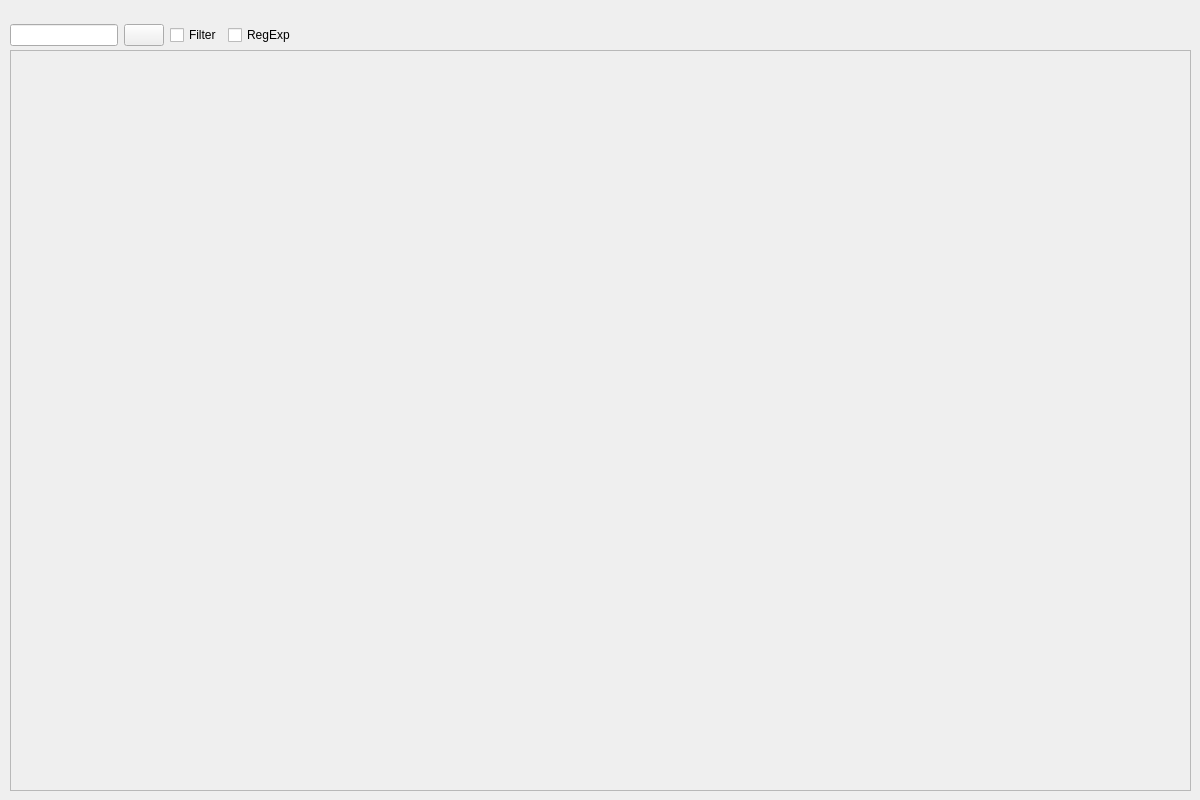
Above: qmonsterdebugger/streamview.ui from alexander-koval/QMonsterDebugger before the change. Below: the same form after it.
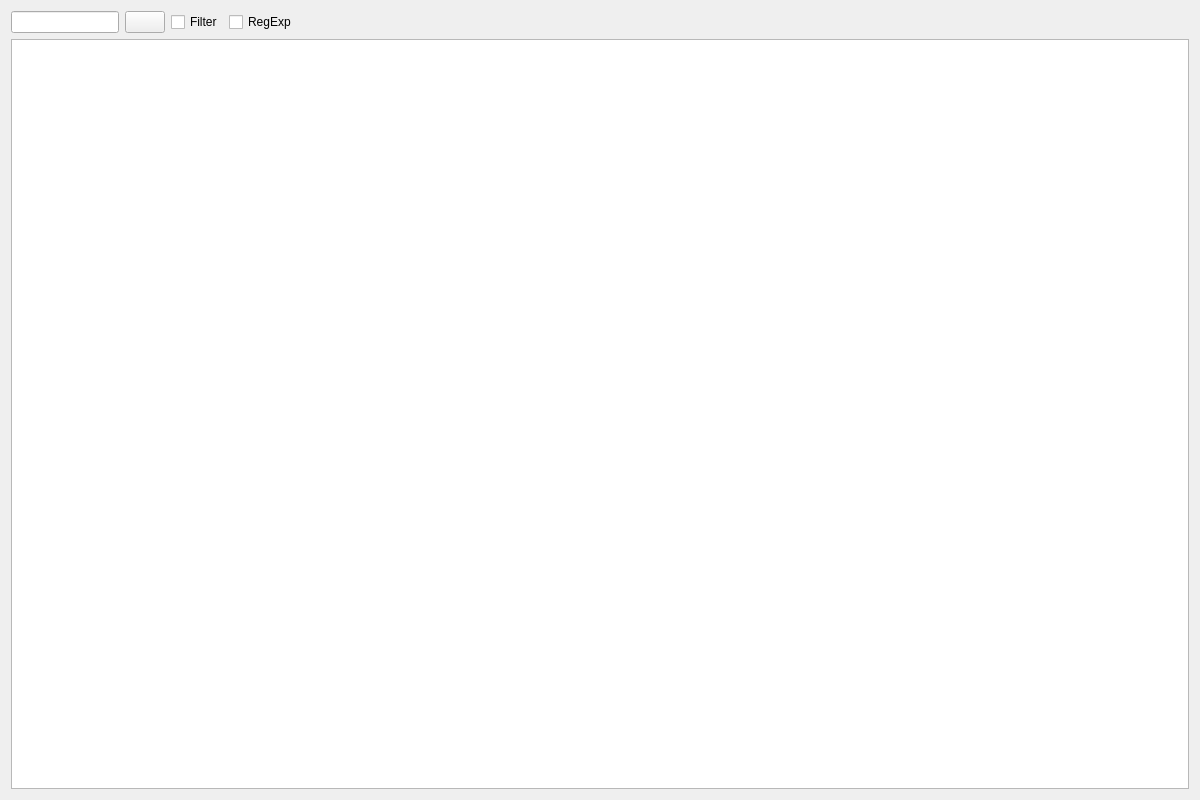
That is the form after the change.

The edit to the form file:
```diff
--- a/qmonsterdebugger/streamview.ui
+++ b/qmonsterdebugger/streamview.ui
@@ -13,15 +13,8 @@
   <property name="windowTitle">
    <string>Form</string>
   </property>
-  <widget class="QWidget" name="horizontalLayoutWidget">
-   <property name="geometry">
-    <rect>
-     <x>10</x>
-     <y>20</y>
-     <width>1181</width>
-     <height>31</height>
-    </rect>
-   </property>
+  <layout class="QVBoxLayout" name="verticalLayout">
+   <item>
    <layout class="QHBoxLayout" name="horizontalLayout">
     <item>
      <widget class="QLineEdit" name="lineEdit">
@@ -68,30 +61,21 @@
      </spacer>
     </item>
    </layout>
-  </widget>
-  <widget class="QScrollArea" name="scrollArea">
-   <property name="geometry">
-    <rect>
-     <x>10</x>
-     <y>50</y>
-     <width>1181</width>
-     <height>741</height>
-    </rect>
-   </property>
-   <property name="widgetResizable">
+   </item>
+   <item>
+    <widget class="QTextEdit" name="textEdit">
+     <property name="sizeAdjustPolicy">
+      <enum>QAbstractScrollArea::AdjustIgnored</enum>
+     </property>
+     <property name="lineWrapMode">
+      <enum>QTextEdit::NoWrap</enum>
+     </property>
+     <property name="readOnly">
     <bool>true</bool>
    </property>
-   <widget class="QWidget" name="scrollAreaWidgetContents">
-    <property name="geometry">
-     <rect>
-      <x>0</x>
-      <y>0</y>
-      <width>1179</width>
-      <height>739</height>
-     </rect>
-    </property>
-   </widget>
-  </widget>
+    </widget>
+   </item>
+  </layout>
  </widget>
  <resources/>
  <connections/>
```
Lines whose indentation alone changed are shown as unchanged.
